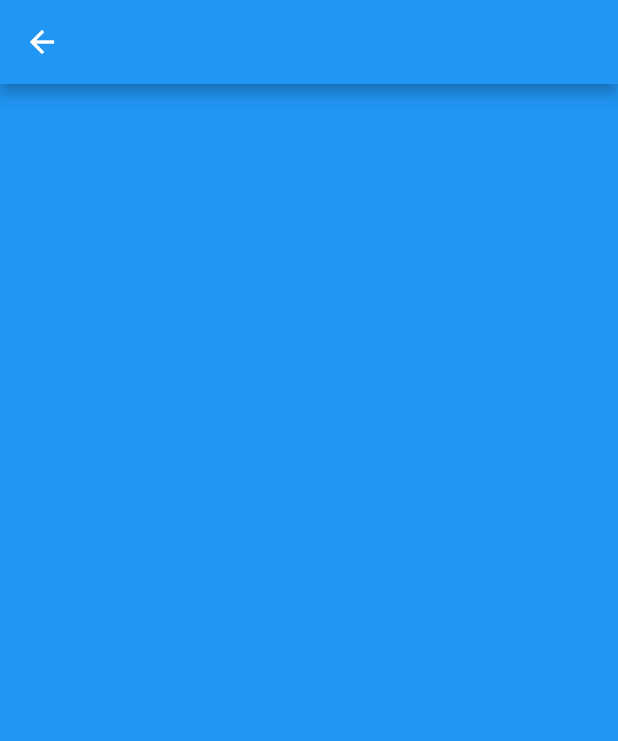
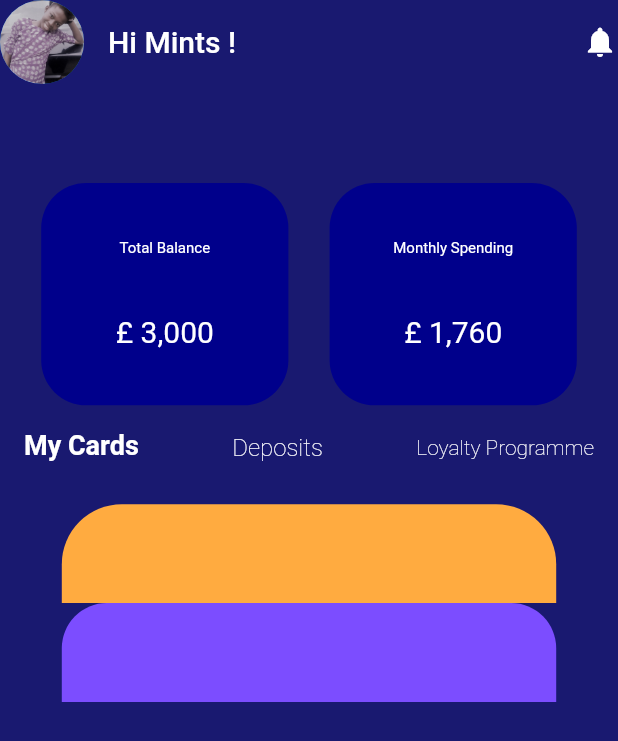
Before and after one commit to StellaMighty/BankApp, a Flutter app: the screen it shows after launch, after a tap on "Budget", on a phone screen of 412 x 824 dp. Shown: the top 741 px of the screen. Run offline on Flutter 3.47's test engine with Material 2 defaults, Android fonts, the phone set to English and light mode, and no system bars; statements that could not run were skipped.

Commit message:
Used MediaQuery for Responsiveness and Added more Pages to the Project

```diff
--- /dev/null
+++ b/lib/Budget.dart
@@ -0,0 +1,131 @@
+import 'package:flutter/material.dart';
+
+class Budget extends StatelessWidget {
+  @override
+  Widget build(BuildContext context) {
+    var mediaQuery = MediaQuery.of(context).size;
+    double _height = mediaQuery.height;
+    print(_height);
+    double _width = mediaQuery.width;
+    print(_width);
+    return Scaffold(
+      backgroundColor: Color(0xff191970),
+      appBar: AppBar(
+        backgroundColor: Color(0xff191970),
+        leading: CircleAvatar(
+          backgroundImage: AssetImage("assets/chi.jpg"),
+        ),
+        title: Text("Hi Mints !"),
+        actions: [
+          Icon(
+            Icons.notifications,
+            color: Colors.white,
+          )
+        ],
+        elevation: 0,
+      ),
+      body: Column(
+        children: [
+          Padding(
+            padding: EdgeInsets.only(top: _height * 0.08),
+            child: Row(
+              mainAxisAlignment: MainAxisAlignment.spaceEvenly,
+              children: [
+                Container(
+                  height: _height * 0.18,
+                  width: _width * 0.4,
+                  decoration: BoxDecoration(
+                      color: Color(0xff00008B),
+                      borderRadius: BorderRadius.circular(30)),
+                  child: Column(
+                    crossAxisAlignment: CrossAxisAlignment.center,
+                    mainAxisAlignment: MainAxisAlignment.spaceEvenly,
+                    children: [
+                      Text(
+                        "Total Balance",
+                        style: TextStyle(color: Colors.white, fontSize: 10),
+                      ),
+                      Text(
+                        "£ 3,000",
+                        style: TextStyle(color: Colors.white, fontSize: 20),
+                      )
+                    ],
+                  ),
+                ),
+                Container(
+                  height: _height * 0.18,
+                  width: _width * 0.4,
+                  decoration: BoxDecoration(
+                      color: Color(0xff00008B),
+                      borderRadius: BorderRadius.circular(30)),
+                  child: Column(
+                    crossAxisAlignment: CrossAxisAlignment.center,
+                    mainAxisAlignment: MainAxisAlignment.spaceEvenly,
+                    children: [
+                      Text(
+                        "Monthly Spending",
+                        style: TextStyle(color: Colors.white, fontSize: 10),
+                      ),
+                      Text(
+                        "£ 1,760",
+                        style: TextStyle(color: Colors.white, fontSize: 20),
+                      )
+                    ],
+                  ),
+                )
+              ],
+            ),
+          ),
+          Container(
+            height: _height * 0.08,
+            child: ListView(
+              children: [
+                ListTile(
+                  leading: Text(
+                    "My Cards",
+                    style: TextStyle(
+                        color: Colors.white,
+                        fontWeight: FontWeight.bold,
+                        fontSize: 18),
+                  ),
+                  title: Center(
+                    child: Text(
+                      "Deposits",
+                      style: TextStyle(
+                          color: Colors.white, fontWeight: FontWeight.w100),
+                    ),
+                  ),
+                  trailing: Text(
+                    "Loyalty Programme",
+                    style: TextStyle(
+                        color: Colors.white, fontWeight: FontWeight.w100),
+                  ),
+                )
+              ],
+            ),
+          ),
+          Container(
+            decoration: BoxDecoration(
+                borderRadius: BorderRadius.only(
+                    topLeft: Radius.circular(40),
+                    topRight: Radius.circular(40),
+                    bottomLeft: Radius.zero,
+                    bottomRight: Radius.zero),
+                color: Colors.orangeAccent),
+            height: _height * 0.08,
+            width: _width * 0.8,
+          ),
+          Container(
+            decoration: BoxDecoration(
+                borderRadius: BorderRadius.only(
+                    topLeft: Radius.circular(30),
+                    topRight: Radius.circular(30)),
+                color: Colors.deepPurpleAccent),
+            height: _height * 0.08,
+            width: _width * 0.8,
+          ),
+        ],
+      ),
+    );
+  }
+}
--- /dev/null
+++ b/lib/Recommendation.dart
@@ -0,0 +1,27 @@
+import 'package:flutter/material.dart';
+
+class Recommendation extends StatelessWidget {
+  @override
+  Widget build(BuildContext context) {
+    return Scaffold(
+      backgroundColor: Colors.white,
+      appBar: AppBar(
+        backgroundColor: Colors.white,
+        leading: Icon(
+          Icons.menu,
+          color: Colors.grey,
+        ),
+        actions: [
+          Icon(
+            Icons.tune,
+            color: Colors.blue,
+          )
+        ],
+        elevation: 0,
+      ),
+      body: Column(
+        children: [Text("34,567")],
+      ),
+    );
+  }
+}
--- a/lib/main.dart
+++ b/lib/main.dart
@@ -1,5 +1,7 @@
 import 'package:flutter/material.dart';
 import 'package:bankapp/pages/transaction.dart';
+import 'package:bankapp/Budget.dart';
+import 'package:bankapp/Recommendation.dart';
 
 void main() {
   runApp(BankApp());
@@ -25,6 +27,7 @@ class WelcomePage extends StatelessWidget {
     double _width = mediaQuery.width;
     return Scaffold(
         backgroundColor: Colors.white,
+        drawer: ,
         appBar: AppBar(
           backgroundColor: Colors.white,
           elevation: 0,
@@ -68,7 +71,10 @@ class WelcomePage extends StatelessWidget {
               children: [
                 Text(
                   "Welcome Back",
-                  style: TextStyle(fontSize: 20, fontFamily: 'Lobster'),
+                  style: TextStyle(fontSize: 18, fontFamily: 'Lobster'),
+                ),
+                SizedBox(
+                  height: _height * 0.01,
                 ),
                 Text(
                   "Creative Mints",
@@ -76,7 +82,7 @@ class WelcomePage extends StatelessWidget {
                 ),
                 //SIZED BOX HERE
                 SizedBox(
-                  height: 20,
+                  height: _height * 0.05,
                 ),
                 TextField(
                   decoration: InputDecoration(
@@ -89,7 +95,7 @@ class WelcomePage extends StatelessWidget {
                       prefixIcon: Icon(Icons.search)),
                 ),
                 SizedBox(
-                  height: 20,
+                  height: _height * 0.02,
                 ),
                 Row(
                     mainAxisAlignment: MainAxisAlignment.spaceAround,
@@ -102,7 +108,7 @@ class WelcomePage extends StatelessWidget {
                           }));
                         },
                         child: BoxWidget(
-                          width: _width,
+                          width: _width / 0.9,
                           color: Colors.green,
                           title: 'Transactions',
                           subTitle: '4 times',
@@ -110,6 +116,7 @@ class WelcomePage extends StatelessWidget {
                             Icons.monetization_on,
                             color: Colors.white,
                           ),
+                          height: _height / 0.2,
                         ),
                       ),
                       InkWell(
@@ -120,8 +127,8 @@ class WelcomePage extends StatelessWidget {
                           }));
                         },
                         child: Container(
-                          width: _width / 2.8,
-                          height: _width / 2.8,
+                          width: _width / 2.5,
+                          height: _width / 2.5,
                           padding: EdgeInsets.only(left: 20, top: 35),
                           decoration: BoxDecoration(
                               borderRadius: BorderRadius.circular(10),
@@ -151,14 +158,21 @@ class WelcomePage extends StatelessWidget {
                       ),
                     ]),
                 SizedBox(
-                  height: 20,
+                  height: _height * 0.03,
                 ),
                 Row(
                   mainAxisAlignment: MainAxisAlignment.spaceAround,
                   children: [
-                    Container(
-                      width: _width / 2.8,
-                      height: _width / 2.8,
+                    InkWell(
+                      onTap: () {
+                        Navigator.push(context,
+                            MaterialPageRoute(builder: (BuildContext context) {
+                          return Recommendation();
+                        }));
+                      },
+                      child: Container(
+                        width: _width / 2.5,
+                        height: _width / 2.5,
                         padding: EdgeInsets.only(left: 20, top: 35),
                         decoration: BoxDecoration(
                             borderRadius: BorderRadius.circular(10),
@@ -185,9 +199,10 @@ class WelcomePage extends StatelessWidget {
                           ],
                         ),
                       ),
+                    ),
                     Container(
-                      width: _width / 2.8,
-                      height: _width / 2.8,
+                      width: _width / 2.5,
+                      height: _width / 2.5,
                       padding: EdgeInsets.only(left: 20, top: 35),
                       decoration: BoxDecoration(
                           borderRadius: BorderRadius.circular(10),
@@ -321,11 +336,13 @@ class BoxWidget extends StatelessWidget {
   const BoxWidget({
     Key key,
     @required double width,
+    @required double height,
     @required Color color,
     @required Icon icon,
     @required String title,
     @required String subTitle,
   })  : _width = width,
+        _height = height,
         _color = color,
         _icon = icon,
         _title = title,
@@ -333,6 +350,7 @@ class BoxWidget extends StatelessWidget {
         super(key: key);
 
   final double _width;
+  final double _height;
   final Color _color;
   final Icon _icon;
   final String _title;
@@ -365,13 +383,3 @@ class BoxWidget extends StatelessWidget {
     );
   }
 }
-
-class Budget extends StatelessWidget {
-  @override
-  Widget build(BuildContext context) {
-    return Scaffold(
-      backgroundColor: Colors.blue,
-      appBar: AppBar(),
-    );
-  }
-}
--- a/pubspec.yaml
+++ b/pubspec.yaml
@@ -47,6 +47,7 @@ flutter:
   # To add assets to your application, add an assets section, like this:
   assets:
     - assets/chi.jpg
+    - assets/element.png
 
   # An image asset can refer to one or more resolution-specific "variants", see
   # https://flutter.dev/assets-and-images/#resolution-aware.
```
Also changed, not shown: assets/element.png (added). Lines whose indentation alone changed are shown as unchanged.
